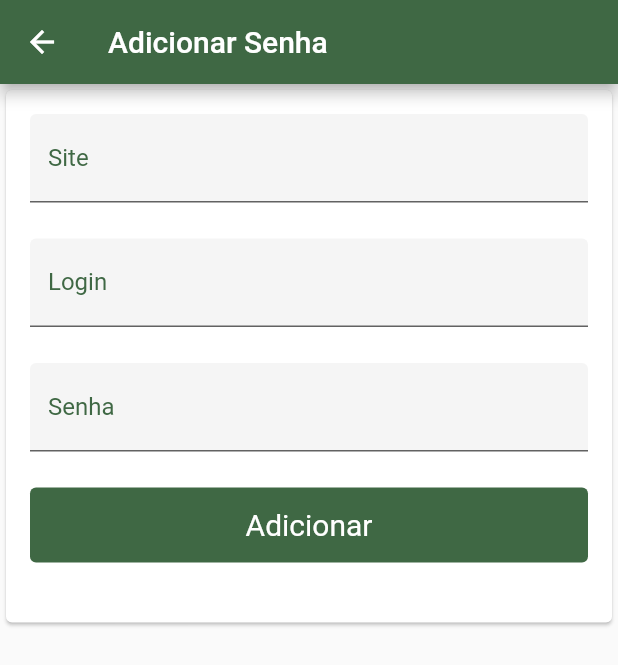
After one commit to fernandogjose/App.Flutter.Senha, a Flutter app: the SenhaAdicionarPage screen opened directly, on a phone screen of 412 x 824 dp. The commit adds this screen. Shown: the top 665 px of the screen. Run offline on Flutter 3.47's test engine with Material 2 defaults, Android fonts, the phone set to English and light mode, and no system bars; our stand-ins replace shared_preferences, sqflite; accounts and stored records are empty.

Commit message:
criação da tela para adicionar senha e remover

```diff
--- a/app/lib/repositories/databases/senha.database.dart
+++ b/app/lib/repositories/databases/senha.database.dart
@@ -6,6 +6,14 @@ class SenhaDatabase {
   Future<int> adicionar(SenhaModel request) async {
     final Database database = await new BaseDatabase().obterBancoDeDados();
     return await database.insert('senhas', request.toJson(), conflictAlgorithm: ConflictAlgorithm.replace);
+  }
+
+  Future<int> remover(SenhaModel request) async {
+    final Database database = await new BaseDatabase().obterBancoDeDados();
+    final String site = request.site;
+    final String login = request.login;
+    final String senha = request.senha;
+    return await database.rawDelete("DELETE FROM senhas WHERE site = '$site' AND login = '$login' AND senha = '$senha'");
   }
 
   Future<List<SenhaModel>> listar() async {
--- /dev/null
+++ b/app/lib/views/pages/senha.adicionar.page.dart
@@ -0,0 +1,152 @@
+import 'package:app/controllers/senha.controller.dart';
+import 'package:app/models/senha.model.dart';
+import 'package:app/themes/claro.theme.dart';
+import 'package:app/views/pages/home.page.dart';
+import 'package:flutter/material.dart';
+import 'package:flutter/widgets.dart';
+import 'package:provider/provider.dart';
+
+class SenhaAdicionarPage extends StatefulWidget {
+  @override
+  _SenhaAdicionarPageFormState createState() => _SenhaAdicionarPageFormState();
+}
+
+class _SenhaAdicionarPageFormState extends State<SenhaAdicionarPage> {
+  final _formKey = GlobalKey<FormState>();
+  String site = '';
+  String login = '';
+  String senha = '';
+
+  @override
+  Widget build(BuildContext context) {
+    return Scaffold(
+      appBar: AppBar(
+        backgroundColor: ClaroTheme.corPrimaria,
+        title: new Text("Adicionar Senha"),
+      ),
+      body: Form(
+        key: _formKey,
+        child: Scrollbar(
+          child: Align(
+            alignment: Alignment.topCenter,
+            child: Card(
+              child: SingleChildScrollView(
+                padding: EdgeInsets.all(16),
+                child: ConstrainedBox(
+                  constraints: BoxConstraints(maxWidth: 400),
+                  child: Column(
+                    mainAxisAlignment: MainAxisAlignment.center,
+                    crossAxisAlignment: CrossAxisAlignment.center,
+                    children: [
+                      ...[
+                        // Site
+                        TextFormField(
+                          decoration: InputDecoration(
+                            filled: true,
+                            labelText: 'Site',
+                            labelStyle: TextStyle(color: ClaroTheme.corPrimaria),
+                            focusedBorder: UnderlineInputBorder(borderSide: BorderSide(width: 1, color: ClaroTheme.corPrimaria)),
+                          ),
+                          onChanged: (value) {
+                            setState(() {
+                              site = value;
+                            });
+                          },
+                        ),
+                        // Login
+                        TextFormField(
+                          decoration: InputDecoration(
+                            filled: true,
+                            labelText: 'Login',
+                            labelStyle: TextStyle(color: ClaroTheme.corPrimaria),
+                            focusedBorder: UnderlineInputBorder(borderSide: BorderSide(width: 1, color: ClaroTheme.corPrimaria)),
+                          ),
+                          onChanged: (value) {
+                            setState(() {
+                              login = value;
+                            });
+                          },
+                        ),
+                        // Senha
+                        TextFormField(
+                          decoration: InputDecoration(
+                            filled: true,
+                            labelText: 'Senha',
+                            labelStyle: TextStyle(color: ClaroTheme.corPrimaria),
+                            focusedBorder: UnderlineInputBorder(borderSide: BorderSide(width: 1, color: ClaroTheme.corPrimaria)),
+                          ),
+                          onChanged: (value) {
+                            setState(() {
+                              senha = value;
+                            });
+                          },
+                        ),
+                        // Botão Adicionar
+                        SizedBox(
+                          width: double.infinity,
+                          height: 50,
+                          child: TextButton(
+                            child: Text('Adicionar'),
+                            style: TextButton.styleFrom(
+                              backgroundColor: ClaroTheme.corPrimaria,
+                              primary: ClaroTheme.branco,
+                              textStyle: TextStyle(color: ClaroTheme.branco, fontSize: 20),
+                            ),
+                            onPressed: () {
+                              adicionar(context);
+                            },
+                          ),
+                        )
+                      ].expand(
+                        (widget) => [
+                          widget,
+                          SizedBox(
+                            height: 24,
+                          )
+                        ],
+                      )
+                    ],
+                  ),
+                ),
+              ),
+            ),
+          ),
+        ),
+      ),
+    );
+  }
+
+  SenhaController obterSenhaController(BuildContext context) {
+    SenhaController controller = Provider.of<SenhaController>(context, listen: false);
+    return controller;
+  }
+
+  bool validarForm() {
+    final snackbar = SnackBar(content: Text('Site / Login / Senha inválidos'));
+
+    if (site.trim() == '' || login.trim() == '' || senha.trim() == '') {
+      ScaffoldMessenger.of(context).showSnackBar(snackbar);
+      return false;
+    }
+
+    return true;
+  }
+
+  void adicionar(context) async {
+    if (!validarForm()) {
+      return;
+    }
+
+    final SenhaController controller = obterSenhaController(context);
+    final SenhaModel senhaModelRequest = new SenhaModel(site: site.trim(), login: login.trim(), senha: senha.trim());
+    controller.adicionar(senhaModelRequest);
+    navegarParaHome();
+  }
+
+  void navegarParaHome() {
+    Navigator.pop(
+      context,
+      MaterialPageRoute(builder: (context) => HomePage()),
+    );
+  }
+}
```
Also changed, not shown: app/lib/controllers/senha.controller.dart (+18 -0 lines), app/lib/views/pages/home.page.dart (+21 -5 lines), app/lib/views/widgets/senha-lista.widget.dart (+20 -5 lines).
